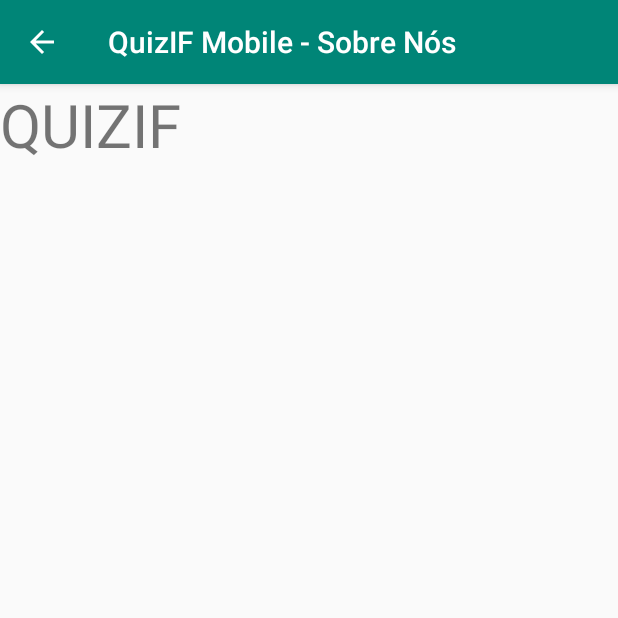
After one commit to MateusAlgayer/QuizIF, an Android app: the SobreNosActivity screen opened directly, with no data from a screen before it, on a phone screen of 412 x 824 dp, the top half of it. The commit adds this screen. Run offline under Robolectric (Android 15) with nearby library versions, the phone set to English and light mode, and no system bars.

Commit message:
Sobre nós

```diff
--- /dev/null
+++ b/QuizIFMobile/app/src/main/java/com/example/quizifmobile/view/SobreNosActivity.java
@@ -0,0 +1,27 @@
+package com.example.quizifmobile.view;
+
+import android.os.Bundle;
+
+import com.google.android.material.floatingactionbutton.FloatingActionButton;
+import com.google.android.material.snackbar.Snackbar;
+
+import androidx.appcompat.app.AppCompatActivity;
+import androidx.appcompat.widget.Toolbar;
+
+import android.view.View;
+
+import com.example.quizifmobile.R;
+
+public class SobreNosActivity extends AppCompatActivity {
+
+    @Override
+    protected void onCreate(Bundle savedInstanceState) {
+        super.onCreate(savedInstanceState);
+        setContentView(R.layout.sobre_nos);
+        Toolbar toolbar = findViewById(R.id.toolbar);
+        setSupportActionBar(toolbar);
+
+        getSupportActionBar().setDisplayHomeAsUpEnabled(true);
+    }
+
+}
--- /dev/null
+++ b/QuizIFMobile/app/src/main/res/layout/content_sobre_nos.xml
@@ -0,0 +1,25 @@
+<?xml version="1.0" encoding="utf-8"?>
+<androidx.constraintlayout.widget.ConstraintLayout xmlns:android="http://schemas.android.com/apk/res/android"
+    xmlns:app="http://schemas.android.com/apk/res-auto"
+    xmlns:tools="http://schemas.android.com/tools"
+    android:layout_width="match_parent"
+    android:layout_height="match_parent"
+    android:orientation="vertical"
+    app:layout_behavior="@string/appbar_scrolling_view_behavior"
+    tools:context=".view.SobreNosActivity"
+    tools:showIn="@layout/sobre_nos">
+
+    <LinearLayout
+        android:layout_width="match_parent"
+        android:layout_height="match_parent"
+        android:orientation="vertical">
+
+        <TextView
+            android:layout_width="wrap_content"
+            android:layout_height="wrap_content"
+            android:text="QUIZIF"
+            android:textSize="40dp"/>
+
+    </LinearLayout>
+
+</androidx.constraintlayout.widget.ConstraintLayout>
--- /dev/null
+++ b/QuizIFMobile/app/src/main/res/layout/sobre_nos.xml
@@ -0,0 +1,25 @@
+<?xml version="1.0" encoding="utf-8"?>
+<androidx.coordinatorlayout.widget.CoordinatorLayout xmlns:android="http://schemas.android.com/apk/res/android"
+    xmlns:app="http://schemas.android.com/apk/res-auto"
+    xmlns:tools="http://schemas.android.com/tools"
+    android:layout_width="match_parent"
+    android:layout_height="match_parent"
+    tools:context=".view.SobreNosActivity">
+
+    <com.google.android.material.appbar.AppBarLayout
+        android:layout_width="match_parent"
+        android:layout_height="wrap_content"
+        android:theme="@style/AppTheme.AppBarOverlay">
+
+        <androidx.appcompat.widget.Toolbar
+            android:id="@+id/toolbar"
+            android:layout_width="match_parent"
+            android:layout_height="?attr/actionBarSize"
+            android:background="?attr/colorPrimary"
+            app:popupTheme="@style/AppTheme.PopupOverlay" />
+
+    </com.google.android.material.appbar.AppBarLayout>
+
+    <include layout="@layout/content_sobre_nos" />
+
+</androidx.coordinatorlayout.widget.CoordinatorLayout>
--- a/QuizIFMobile/app/src/main/res/values/strings.xml
+++ b/QuizIFMobile/app/src/main/res/values/strings.xml
@@ -19,4 +19,6 @@
     <string name="title_activity_main">Informações da conexão</string>
     <string name="title_activity_principal">QuizIFMobile - Principal</string>
     <string name="title_activity_ranking">QuizIF Mobile - Ranking</string>
+    <string name="title_activity_perfil">QuizIF Mobile - Perfil</string>
+    <string name="title_activity_sobre_nos">QuizIF Mobile - Sobre Nós</string>
 </resources>
```
Also changed, not shown: QuizIFMobile/app/src/main/AndroidManifest.xml (+19 -1 lines), QuizIFMobile/app/src/main/java/com/example/quizifmobile/view/PerfilActivity.java (added, +27 -0 lines), QuizIFMobile/app/src/main/res/layout/content_perfil.xml (added, +11 -0 lines), QuizIFMobile/app/src/main/res/layout/content_ranking.xml (+11 -0 lines), QuizIFMobile/app/src/main/res/layout/perfil.xml (added, +25 -0 lines).
